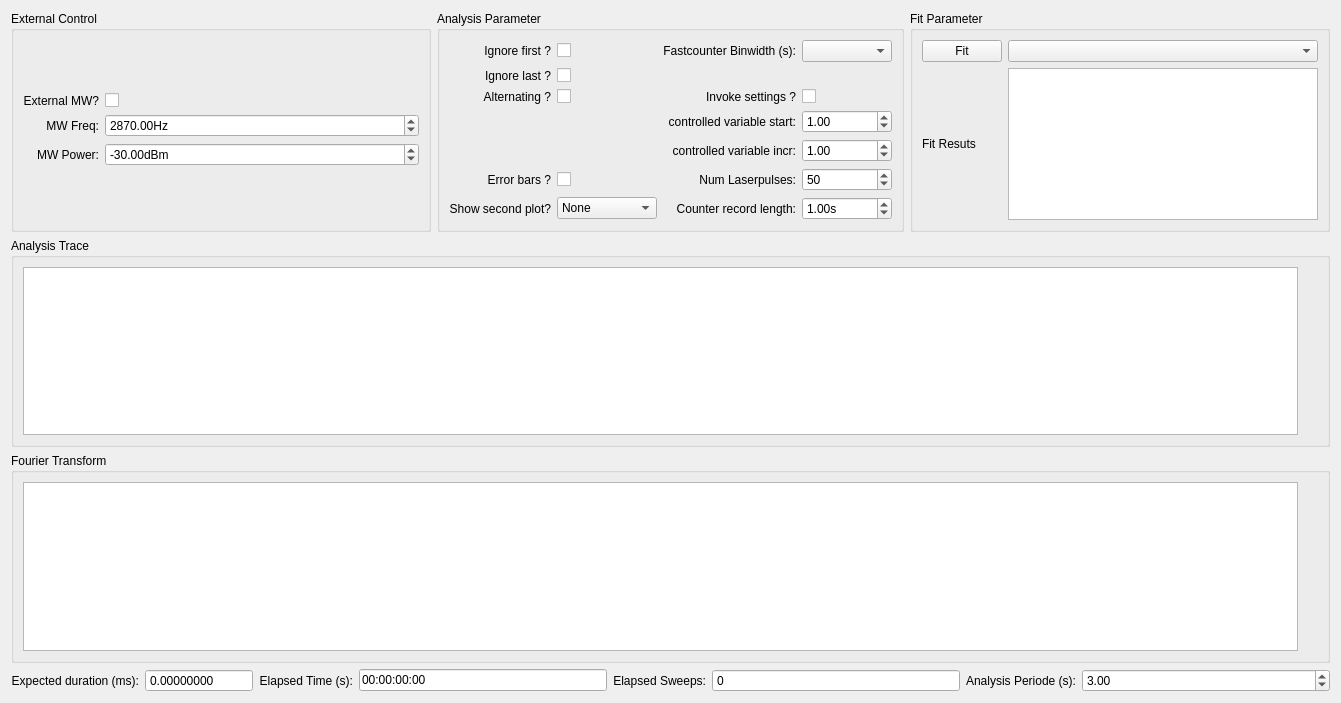
This is gui/pulsed/ui_pulse_analysis.ui in Ulm-IQO/qudi as Qt 5 draws it before an edit. The edited form follows.
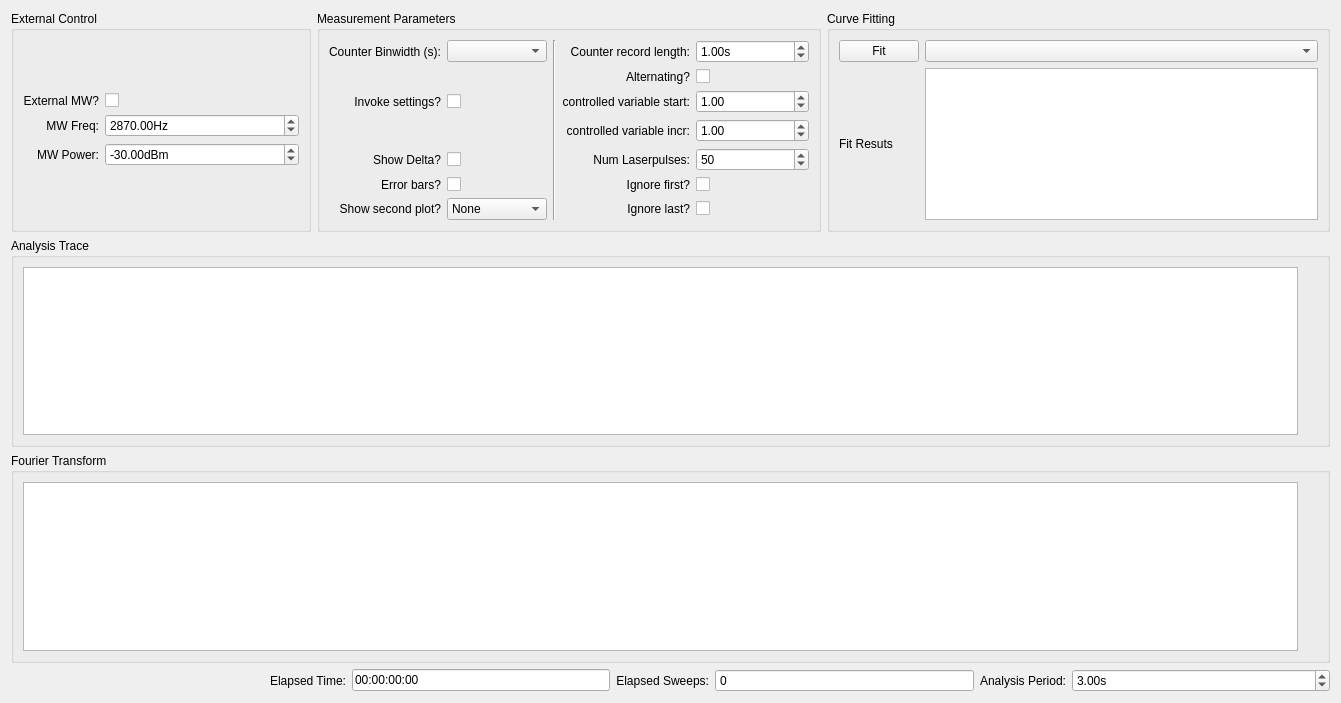
This is the edited form. Custom widgets are drawn as their Qt base class.

What changed in the file:
```diff
--- a/gui/pulsed/ui_pulse_analysis.ui
+++ b/gui/pulsed/ui_pulse_analysis.ui
@@ -75,35 +75,22 @@
    <item row="5" column="0" colspan="11">
     <layout class="QHBoxLayout" name="horizontalLayout_2">
      <item>
-      <widget class="QLabel" name="time_param_expected_dur_Label">
-       <property name="text">
-        <string>Expected duration (ms):</string>
+      <spacer name="horizontalSpacer">
+       <property name="orientation">
+        <enum>Qt::Horizontal</enum>
        </property>
-       <property name="alignment">
-        <set>Qt::AlignRight|Qt::AlignTrailing|Qt::AlignVCenter</set>
+       <property name="sizeHint" stdset="0">
+        <size>
+         <width>40</width>
+         <height>20</height>
+        </size>
        </property>
-      </widget>
-     </item>
-     <item>
-      <widget class="QDoubleSpinBox" name="time_param_expected_dur_DoubleSpinBox">
-       <property name="readOnly">
-        <bool>true</bool>
-       </property>
-       <property name="buttonSymbols">
-        <enum>QAbstractSpinBox::NoButtons</enum>
-       </property>
-       <property name="decimals">
-        <number>8</number>
-       </property>
-       <property name="maximum">
-        <double>999999999.000000000000000</double>
-       </property>
-      </widget>
+      </spacer>
      </item>
      <item>
       <widget class="QLabel" name="time_param_elapsed_time_Label">
        <property name="text">
-        <string>Elapsed Time (s):</string>
+        <string>Elapsed Time:</string>
        </property>
        <property name="alignment">
         <set>Qt::AlignRight|Qt::AlignTrailing|Qt::AlignVCenter</set>
@@ -155,7 +142,7 @@
      <item>
       <widget class="QLabel" name="time_param_ana_periode_Label">
        <property name="text">
-        <string>Analysis Periode (s):</string>
+        <string>Analysis Period:</string>
        </property>
        <property name="alignment">
         <set>Qt::AlignRight|Qt::AlignTrailing|Qt::AlignVCenter</set>
@@ -170,6 +157,9 @@
          <verstretch>0</verstretch>
         </sizepolicy>
        </property>
+       <property name="suffix">
+        <string>s</string>
+       </property>
        <property name="minimum">
         <double>-1.000000000000000</double>
        </property>
@@ -188,11 +178,17 @@
      <item>
       <widget class="QGroupBox" name="groupBox_9">
        <property name="sizePolicy">
-        <sizepolicy hsizetype="Expanding" vsizetype="Preferred">
+        <sizepolicy hsizetype="Preferred" vsizetype="Preferred">
          <horstretch>0</horstretch>
          <verstretch>0</verstretch>
         </sizepolicy>
        </property>
+       <property name="maximumSize">
+        <size>
+         <width>300</width>
+         <height>16777215</height>
+        </size>
+       </property>
        <property name="title">
         <string>External Control</string>
        </property>
@@ -217,6 +213,18 @@
               <verstretch>0</verstretch>
              </sizepolicy>
             </property>
+            <property name="minimumSize">
+             <size>
+              <width>75</width>
+              <height>0</height>
+             </size>
+            </property>
+            <property name="maximumSize">
+             <size>
+              <width>200</width>
+              <height>16777215</height>
+             </size>
+            </property>
             <property name="suffix">
              <string>dBm</string>
             </property>
@@ -253,6 +261,12 @@
           </item>
           <item row="0" column="1">
            <widget class="QCheckBox" name="ext_control_use_mw_CheckBox">
+            <property name="sizePolicy">
+             <sizepolicy hsizetype="Preferred" vsizetype="Fixed">
+              <horstretch>0</horstretch>
+              <verstretch>0</verstretch>
+             </sizepolicy>
+            </property>
             <property name="layoutDirection">
              <enum>Qt::LeftToRight</enum>
             </property>
@@ -275,6 +289,18 @@
               <verstretch>0</verstretch>
              </sizepolicy>
             </property>
+            <property name="minimumSize">
+             <size>
+              <width>75</width>
+              <height>0</height>
+             </size>
+            </property>
+            <property name="maximumSize">
+             <size>
+              <width>200</width>
+              <height>16777215</height>
+             </size>
+            </property>
             <property name="suffix">
              <string>Hz</string>
             </property>
@@ -300,39 +326,35 @@
         </sizepolicy>
        </property>
        <property name="title">
-        <string>Analysis Parameter</string>
+        <string>Measurement Parameters</string>
        </property>
        <layout class="QGridLayout" name="gridLayout_28">
         <item row="0" column="0">
          <layout class="QGridLayout" name="gridLayout_25">
-          <item row="5" column="0">
-           <widget class="QLabel" name="show_errorbars_Label">
-            <property name="text">
-             <string>Error bars ?</string>
-            </property>
-            <property name="alignment">
-             <set>Qt::AlignRight|Qt::AlignTrailing|Qt::AlignVCenter</set>
+          <item row="0" column="2" rowspan="7">
+           <widget class="Line" name="line">
+            <property name="orientation">
+             <enum>Qt::Vertical</enum>
             </property>
            </widget>
           </item>
-          <item row="5" column="1">
-           <widget class="QCheckBox" name="ana_param_errorbars_CheckBox">
+          <item row="6" column="4">
+           <widget class="QCheckBox" name="ana_param_ignore_last_CheckBox">
+            <property name="sizePolicy">
+             <sizepolicy hsizetype="Preferred" vsizetype="Fixed">
+              <horstretch>0</horstretch>
+              <verstretch>0</verstretch>
+             </sizepolicy>
+            </property>
+            <property name="layoutDirection">
+             <enum>Qt::LeftToRight</enum>
+            </property>
             <property name="text">
              <string/>
             </property>
            </widget>
           </item>
-          <item row="6" column="0">
-           <widget class="QLabel" name="second_plot_Label">
-            <property name="text">
-             <string>Show second plot?</string>
-            </property>
-            <property name="alignment">
-             <set>Qt::AlignRight|Qt::AlignTrailing|Qt::AlignVCenter</set>
-            </property>
-           </widget>
-          </item>
-          <item row="6" column="2">
+          <item row="0" column="3">
            <widget class="QLabel" name="ana_param_record_length_Label">
             <property name="text">
              <string>Counter record length:</string>
@@ -342,80 +364,7 @@
             </property>
            </widget>
           </item>
-          <item row="6" column="1">
-           <widget class="QComboBox" name="second_plot_ComboBox">
-            <item>
-             <property name="text">
-              <string>None</string>
-             </property>
-            </item>
-            <item>
-             <property name="text">
-              <string>FFT</string>
-             </property>
-            </item>
-            <item>
-             <property name="text">
-              <string>Log(x)</string>
-             </property>
-            </item>
-            <item>
-             <property name="text">
-              <string>Log(y)</string>
-             </property>
-            </item>
-            <item>
-             <property name="text">
-              <string>Log(x)Log(y)</string>
-             </property>
-            </item>
-            <item>
-             <property name="text">
-              <string>Delta</string>
-             </property>
-            </item>
-           </widget>
-          </item>
-          <item row="5" column="2">
-           <widget class="QLabel" name="ana_param_num_laserpulses_Label">
-            <property name="text">
-             <string>Num Laserpulses:</string>
-            </property>
-            <property name="alignment">
-             <set>Qt::AlignRight|Qt::AlignTrailing|Qt::AlignVCenter</set>
-            </property>
-           </widget>
-          </item>
-          <item row="5" column="3">
-           <widget class="QSpinBox" name="ana_param_num_laser_pulse_SpinBox">
-            <property name="sizePolicy">
-             <sizepolicy hsizetype="Expanding" vsizetype="Fixed">
-              <horstretch>0</horstretch>
-              <verstretch>0</verstretch>
-             </sizepolicy>
-            </property>
-            <property name="minimum">
-             <number>0</number>
-            </property>
-            <property name="maximum">
-             <number>10000000</number>
-            </property>
-            <property name="value">
-             <number>50</number>
-            </property>
-           </widget>
-          </item>
-          <item row="4" column="2">
-           <widget class="QLabel" name="ana_param_x_axis_inc_Label">
-            <property name="text">
-             <string>controlled variable incr:</string>
-            </property>
-            <property name="alignment">
-             <set>Qt::AlignRight|Qt::AlignTrailing|Qt::AlignVCenter</set>
-            </property>
-           </widget>
-          </item>
-          <item row="6" column="3">
+          <item row="0" column="4">
            <widget class="ScienDSpinBox" name="ana_param_record_length_DoubleSpinBox">
             <property name="sizePolicy">
              <sizepolicy hsizetype="Expanding" vsizetype="Fixed">
@@ -437,26 +386,7 @@
             </property>
            </widget>
           </item>
-          <item row="4" column="3">
-           <widget class="ScienDSpinBox" name="ana_param_x_axis_inc_ScienDSpinBox">
-            <property name="enabled">
-             <bool>true</bool>
-            </property>
-            <property name="sizePolicy">
-             <sizepolicy hsizetype="Expanding" vsizetype="Fixed">
-              <horstretch>0</horstretch>
-              <verstretch>0</verstretch>
-             </sizepolicy>
-            </property>
-            <property name="maximum">
-             <double>999999999.000000000000000</double>
-            </property>
-            <property name="value">
-             <double>1.000000000000000</double>
-            </property>
-           </widget>
-          </item>
-          <item row="3" column="3">
+          <item row="2" column="4">
            <widget class="ScienDSpinBox" name="ana_param_x_axis_start_ScienDSpinBox">
             <property name="enabled">
              <bool>true</bool>
@@ -475,7 +405,45 @@
             </property>
            </widget>
           </item>
-          <item row="3" column="2">
+          <item row="3" column="4">
+           <widget class="ScienDSpinBox" name="ana_param_x_axis_inc_ScienDSpinBox">
+            <property name="enabled">
+             <bool>true</bool>
+            </property>
+            <property name="sizePolicy">
+             <sizepolicy hsizetype="Expanding" vsizetype="Fixed">
+              <horstretch>0</horstretch>
+              <verstretch>0</verstretch>
+             </sizepolicy>
+            </property>
+            <property name="maximum">
+             <double>999999999.000000000000000</double>
+            </property>
+            <property name="value">
+             <double>1.000000000000000</double>
+            </property>
+           </widget>
+          </item>
+          <item row="4" column="4">
+           <widget class="QSpinBox" name="ana_param_num_laser_pulse_SpinBox">
+            <property name="sizePolicy">
+             <sizepolicy hsizetype="Expanding" vsizetype="Fixed">
+              <horstretch>0</horstretch>
+              <verstretch>0</verstretch>
+             </sizepolicy>
+            </property>
+            <property name="minimum">
+             <number>0</number>
+            </property>
+            <property name="maximum">
+             <number>10000000</number>
+            </property>
+            <property name="value">
+             <number>50</number>
+            </property>
+           </widget>
+          </item>
+          <item row="2" column="3">
            <widget class="QLabel" name="ana_param_x_axis_start_Label">
             <property name="text">
              <string>controlled variable start:</string>
@@ -485,21 +453,63 @@
             </property>
            </widget>
           </item>
-          <item row="2" column="2">
-           <widget class="QLabel" name="label_29">
+          <item row="3" column="3">
+           <widget class="QLabel" name="ana_param_x_axis_inc_Label">
             <property name="text">
-             <string>Invoke settings ?</string>
+             <string>controlled variable incr:</string>
             </property>
             <property name="alignment">
              <set>Qt::AlignRight|Qt::AlignTrailing|Qt::AlignVCenter</set>
             </property>
            </widget>
           </item>
-          <item row="2" column="3">
+          <item row="4" column="3">
+           <widget class="QLabel" name="ana_param_num_laserpulses_Label">
+            <property name="text">
+             <string>Num Laserpulses:</string>
+            </property>
+            <property name="alignment">
+             <set>Qt::AlignRight|Qt::AlignTrailing|Qt::AlignVCenter</set>
+            </property>
+           </widget>
+          </item>
+          <item row="0" column="0">
+           <widget class="QLabel" name="label_22">
+            <property name="text">
+             <string>Counter Binwidth (s):</string>
+            </property>
+            <property name="alignment">
+             <set>Qt::AlignRight|Qt::AlignTrailing|Qt::AlignVCenter</set>
+            </property>
+           </widget>
+          </item>
+          <item row="0" column="1">
+           <widget class="QComboBox" name="ana_param_fc_bins_ComboBox"/>
+          </item>
+          <item row="2" column="0">
+           <widget class="QLabel" name="label_2">
+            <property name="text">
+             <string>Invoke settings?</string>
+            </property>
+            <property name="alignment">
+             <set>Qt::AlignRight|Qt::AlignTrailing|Qt::AlignVCenter</set>
+            </property>
+           </widget>
+          </item>
+          <item row="2" column="1">
            <widget class="QCheckBox" name="ana_param_invoke_settings_CheckBox">
             <property name="enabled">
              <bool>true</bool>
             </property>
+            <property name="sizePolicy">
+             <sizepolicy hsizetype="Preferred" vsizetype="Fixed">
+              <horstretch>0</horstretch>
+              <verstretch>0</verstretch>
+             </sizepolicy>
+            </property>
+            <property name="layoutDirection">
+             <enum>Qt::LeftToRight</enum>
+            </property>
             <property name="text">
              <string/>
             </property>
@@ -508,70 +518,155 @@
             </property>
            </widget>
           </item>
-          <item row="0" column="3">
-           <widget class="QComboBox" name="ana_param_fc_bins_ComboBox"/>
-          </item>
-          <item row="0" column="1">
+          <item row="5" column="4">
            <widget class="QCheckBox" name="ana_param_ignore_first_CheckBox">
-            <property name="text">
-             <string/>
+            <property name="sizePolicy">
+             <sizepolicy hsizetype="Preferred" vsizetype="Fixed">
+              <horstretch>0</horstretch>
+              <verstretch>0</verstretch>
+             </sizepolicy>
             </property>
-           </widget>
-          </item>
-          <item row="0" column="2">
-           <widget class="QLabel" name="label_22">
-            <property name="text">
-             <string>Fastcounter Binwidth (s):</string>
+            <property name="layoutDirection">
+             <enum>Qt::LeftToRight</enum>
             </property>
-            <property name="alignment">
-             <set>Qt::AlignRight|Qt::AlignTrailing|Qt::AlignVCenter</set>
-            </property>
-           </widget>
-          </item>
-          <item row="1" column="1">
-           <widget class="QCheckBox" name="ana_param_ignore_last_CheckBox">
             <property name="text">
              <string/>
             </property>
            </widget>
           </item>
-          <item row="2" column="1">
+          <item row="1" column="4">
            <widget class="QCheckBox" name="ana_param_alternating_CheckBox">
+            <property name="sizePolicy">
+             <sizepolicy hsizetype="Preferred" vsizetype="Fixed">
+              <horstretch>0</horstretch>
+              <verstretch>0</verstretch>
+             </sizepolicy>
+            </property>
+            <property name="layoutDirection">
+             <enum>Qt::LeftToRight</enum>
+            </property>
             <property name="text">
              <string/>
             </property>
            </widget>
           </item>
-          <item row="0" column="0">
-           <widget class="QLabel" name="label_23">
+          <item row="1" column="3">
+           <widget class="QLabel" name="label_3">
             <property name="text">
-             <string>Ignore first ?</string>
+             <string>Alternating?</string>
             </property>
             <property name="alignment">
              <set>Qt::AlignRight|Qt::AlignTrailing|Qt::AlignVCenter</set>
             </property>
            </widget>
           </item>
-          <item row="1" column="0">
-           <widget class="QLabel" name="label_24">
+          <item row="5" column="3">
+           <widget class="QLabel" name="label_4">
+            <property name="layoutDirection">
+             <enum>Qt::LeftToRight</enum>
+            </property>
             <property name="text">
-             <string>Ignore last ?</string>
+             <string>Ignore first?</string>
             </property>
             <property name="alignment">
              <set>Qt::AlignRight|Qt::AlignTrailing|Qt::AlignVCenter</set>
             </property>
            </widget>
           </item>
-          <item row="2" column="0">
-           <widget class="QLabel" name="label_25">
+          <item row="6" column="3">
+           <widget class="QLabel" name="label_5">
             <property name="text">
-             <string>Alternating ?</string>
+             <string>Ignore last?</string>
             </property>
             <property name="alignment">
              <set>Qt::AlignRight|Qt::AlignTrailing|Qt::AlignVCenter</set>
             </property>
            </widget>
           </item>
+          <item row="6" column="1">
+           <widget class="QComboBox" name="second_plot_ComboBox">
+            <item>
+             <property name="text">
+              <string>None</string>
+             </property>
+            </item>
+            <item>
+             <property name="text">
+              <string>FFT</string>
+             </property>
+            </item>
+            <item>
+             <property name="text">
+              <string>Log(x)</string>
+             </property>
+            </item>
+            <item>
+             <property name="text">
+              <string>Log(y)</string>
+             </property>
+            </item>
+            <item>
+             <property name="text">
+              <string>Log(x)Log(y)</string>
+             </property>
+            </item>
+            <item>
+             <property name="text">
+              <string>Delta</string>
+             </property>
+            </item>
+           </widget>
+          </item>
+          <item row="6" column="0">
+           <widget class="QLabel" name="second_plot_Label">
+            <property name="text">
+             <string>Show second plot?</string>
+            </property>
+            <property name="alignment">
+             <set>Qt::AlignRight|Qt::AlignTrailing|Qt::AlignVCenter</set>
+            </property>
+           </widget>
+          </item>
+          <item row="5" column="0">
+           <widget class="QLabel" name="show_errorbars_Label">
+            <property name="text">
+             <string>Error bars?</string>
+            </property>
+            <property name="alignment">
+             <set>Qt::AlignRight|Qt::AlignTrailing|Qt::AlignVCenter</set>
+            </property>
+           </widget>
+          </item>
+          <item row="5" column="1">
+           <widget class="QCheckBox" name="ana_param_errorbars_CheckBox">
+            <property name="sizePolicy">
+             <sizepolicy hsizetype="Preferred" vsizetype="Fixed">
+              <horstretch>0</horstretch>
+              <verstretch>0</verstretch>
+             </sizepolicy>
+            </property>
+            <property name="text">
+             <string/>
+            </property>
+           </widget>
+          </item>
+          <item row="4" column="0">
+           <widget class="QLabel" name="label">
+            <property name="text">
+             <string>Show Delta?</string>
+            </property>
+            <property name="alignment">
+             <set>Qt::AlignRight|Qt::AlignTrailing|Qt::AlignVCenter</set>
+            </property>
+           </widget>
+          </item>
+          <item row="4" column="1">
+           <widget class="QCheckBox" name="ana_param_delta_CheckBox">
+            <property name="text">
+             <string/>
+            </property>
+           </widget>
+          </item>
          </layout>
         </item>
        </layout>
@@ -586,7 +681,7 @@
         </sizepolicy>
        </property>
        <property name="title">
-        <string>Fit Parameter</string>
+        <string>Curve Fitting</string>
        </property>
        <layout class="QGridLayout" name="gridLayout_30">
         <item row="0" column="1">
```
Left out of the diff: 11 changed lines with no effect on the pictures.
